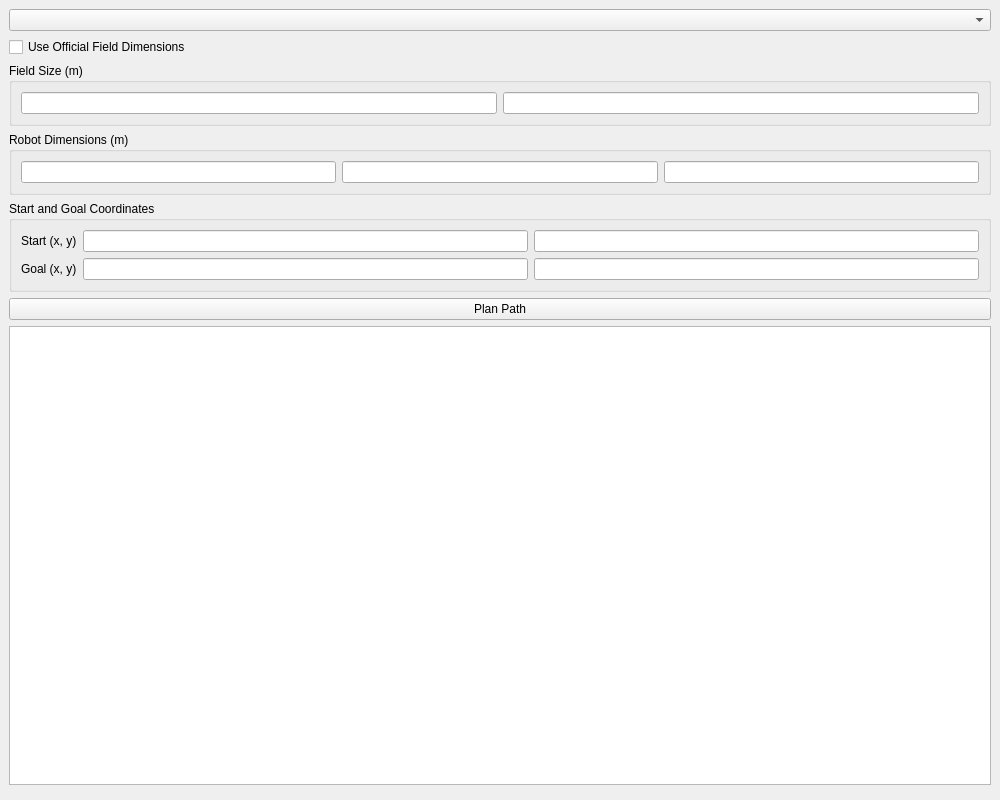
The window that gui/layout.ui (huzaimm01/autonUI) describes before a commit, drawn with Qt 5.
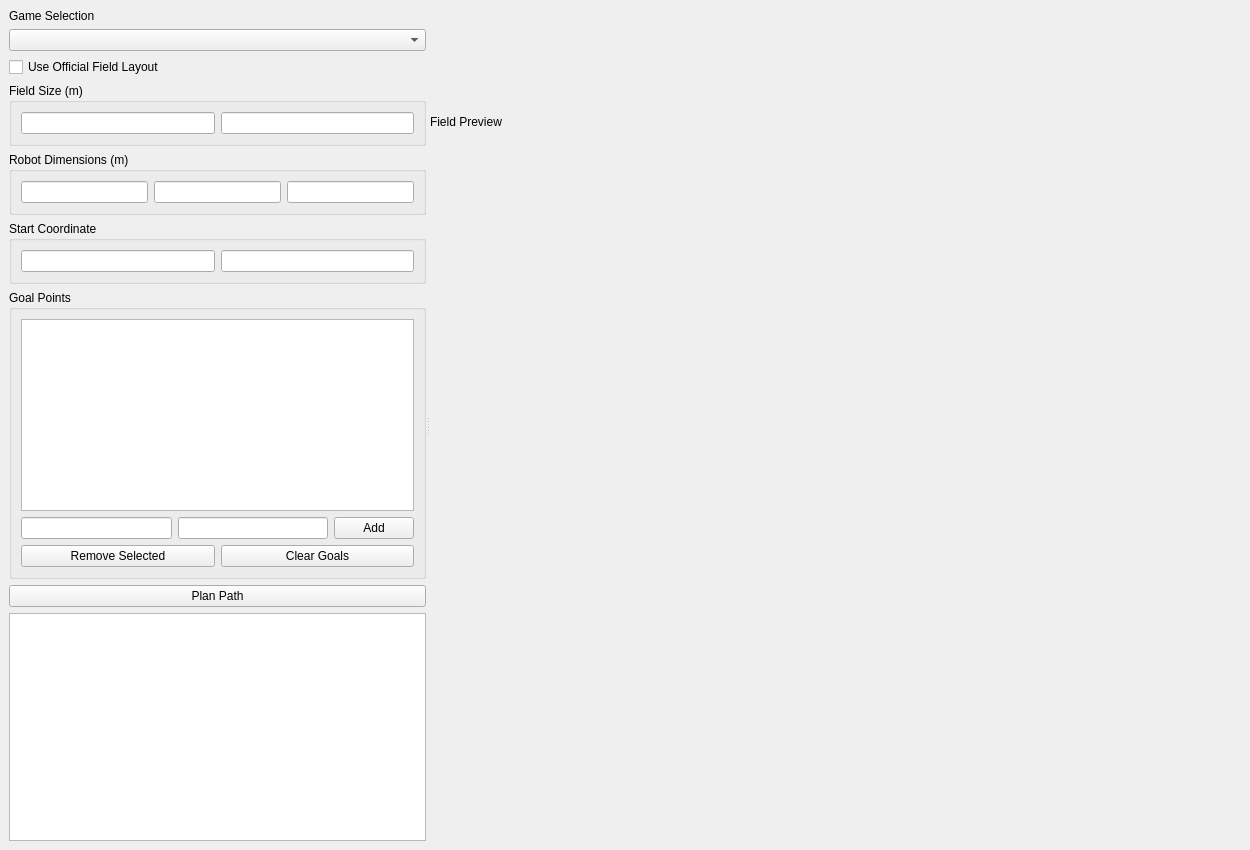
The same window after the commit.

```diff
--- a/gui/layout.ui
+++ b/gui/layout.ui
@@ -2,97 +2,101 @@
 <ui version="4.0">
  <class>MainWindow</class>
  <widget class="QMainWindow" name="MainWindow">
-  <property name="geometry">
-   <rect><x>0</x><y>0</y><width>1000</width><height>800</height></rect>
-  </property>
-  <property name="windowTitle">
-   <string>FRC Auton Planner</string>
-  </property>
+  <property name="geometry"><rect><x>0</x><y>0</y><width>1250</width><height>850</height></rect></property>
+  <property name="windowTitle"><string>FRC Auton Path Planner</string></property>
   <widget class="QWidget" name="centralwidget">
-   <layout class="QVBoxLayout" name="verticalLayout">
+   <layout class="QHBoxLayout" name="horizontalLayout">
 
     <item>
-     <widget class="QComboBox" name="gameSelect"/>
-    </item>
+     <widget class="QSplitter" name="mainSplitter" orientation="Qt::Horizontal">
 
-    <item>
-     <widget class="QCheckBox" name="officialFieldCheck">
-      <property name="text">
-       <string>Use Official Field Dimensions</string>
-      </property>
-     </widget>
-    </item>
+      <!-- SIDEBAR PANEL -->
+      <widget class="QWidget" name="sidebar">
+       <layout class="QVBoxLayout" name="sidebarLayout">
 
-    <item>
-     <widget class="QGroupBox" name="fieldBox">
-      <property name="title">
-       <string>Field Size (m)</string>
-      </property>
-      <layout class="QHBoxLayout">
-       <item><widget class="QLineEdit" name="fieldWidth"/></item>
-       <item><widget class="QLineEdit" name="fieldLength"/></item>
-      </layout>
-     </widget>
-    </item>
+        <item><widget class="QLabel" name="sectionGameLabel">
+         <property name="text"><string>Game Selection</string></property>
+        </widget></item>
+        <item><widget class="QComboBox" name="gameSelect"/></item>
 
-    <item>
-     <widget class="QGroupBox" name="robotBox">
-      <property name="title">
-       <string>Robot Dimensions (m)</string>
-      </property>
-      <layout class="QHBoxLayout">
-       <item><widget class="QLineEdit" name="robotWidth"/></item>
-       <item><widget class="QLineEdit" name="robotLength"/></item>
-       <item><widget class="QLineEdit" name="robotHeight"/></item>
-      </layout>
-     </widget>
-    </item>
+        <item><widget class="QCheckBox" name="officialFieldCheck">
+         <property name="text"><string>Use Official Field Layout</string></property>
+        </widget></item>
 
-    <item>
-     <widget class="QGroupBox" name="startGoalBox">
-      <property name="title">
-       <string>Start and Goal Coordinates</string>
-      </property>
-      <layout class="QGridLayout">
-       <item row="0" column="0">
-        <widget class="QLabel">
-         <property name="text"><string>Start (x, y)</string></property>
-        </widget>
-       </item>
-       <item row="0" column="1"><widget class="QLineEdit" name="startX"/></item>
-       <item row="0" column="2"><widget class="QLineEdit" name="startY"/></item>
-       <item row="1" column="0">
-        <widget class="QLabel">
-         <property name="text"><string>Goal (x, y)</string></property>
-        </widget>
-       </item>
-       <item row="1" column="1"><widget class="QLineEdit" name="goalX"/></item>
-       <item row="1" column="2"><widget class="QLineEdit" name="goalY"/></item>
-      </layout>
-     </widget>
-    </item>
+        <item><widget class="QGroupBox" name="fieldBox">
+         <property name="title"><string>Field Size (m)</string></property>
+         <layout class="QHBoxLayout">
+          <item><widget class="QLineEdit" name="fieldWidth"/></item>
+          <item><widget class="QLineEdit" name="fieldLength"/></item>
+         </layout>
+        </widget></item>
 
-    <item>
-     <widget class="QPushButton" name="planButton">
-      <property name="text">
-       <string>Plan Path</string>
-      </property>
-     </widget>
-    </item>
+        <item><widget class="QGroupBox" name="robotBox">
+         <property name="title"><string>Robot Dimensions (m)</string></property>
+         <layout class="QHBoxLayout">
+          <item><widget class="QLineEdit" name="robotWidth"/></item>
+          <item><widget class="QLineEdit" name="robotLength"/></item>
+          <item><widget class="QLineEdit" name="robotHeight"/></item>
+         </layout>
+        </widget></item>
 
-    <item>
-     <widget class="QTextEdit" name="resultBox">
-      <property name="readOnly">
-       <bool>true</bool>
-      </property>
-     </widget>
-    </item>
+        <item><widget class="QGroupBox" name="startBox">
+         <property name="title"><string>Start Coordinate</string></property>
+         <layout class="QHBoxLayout">
+          <item><widget class="QLineEdit" name="startX"/></item>
+          <item><widget class="QLineEdit" name="startY"/></item>
+         </layout>
+        </widget></item>
 
-    <item>
-     <widget class="QWidget" name="openGLContainer">
-      <property name="minimumHeight">
-       <number>400</number>
-      </property>
+        <item><widget class="QGroupBox" name="goalBox">
+         <property name="title"><string>Goal Points</string></property>
+         <layout class="QVBoxLayout">
+          <item><widget class="QListWidget" name="goalList"/></item>
+          <item>
+           <layout class="QHBoxLayout">
+            <item><widget class="QLineEdit" name="goalX"/></item>
+            <item><widget class="QLineEdit" name="goalY"/></item>
+            <item><widget class="QPushButton" name="addGoalButton">
+             <property name="text"><string>Add</string></property>
+            </widget></item>
+           </layout>
+          </item>
+          <item>
+           <layout class="QHBoxLayout">
+            <item><widget class="QPushButton" name="removeGoalButton">
+             <property name="text"><string>Remove Selected</string></property>
+            </widget></item>
+            <item><widget class="QPushButton" name="clearGoalsButton">
+             <property name="text"><string>Clear Goals</string></property>
+            </widget></item>
+           </layout>
+          </item>
+         </layout>
+        </widget></item>
+
+        <item><widget class="QPushButton" name="planButton">
+         <property name="text"><string>Plan Path</string></property>
+        </widget></item>
+
+        <item><widget class="QTextEdit" name="resultBox">
+         <property name="readOnly"><bool>true</bool></property>
+        </widget></item>
+
+       </layout>
+      </widget>
+
+      <!-- FIELD PREVIEW PANEL -->
+      <widget class="QWidget" name="fieldContainer">
+       <layout class="QVBoxLayout">
+        <item><widget class="QLabel" name="fieldLabel">
+         <property name="text"><string>Field Preview</string></property>
+        </widget></item>
+        <item><widget class="QWidget" name="openGLContainer">
+         <property name="minimumSize"><size><width>700</width><height>600</height></size></property>
+        </widget></item>
+       </layout>
+      </widget>
+
      </widget>
     </item>
 
```
